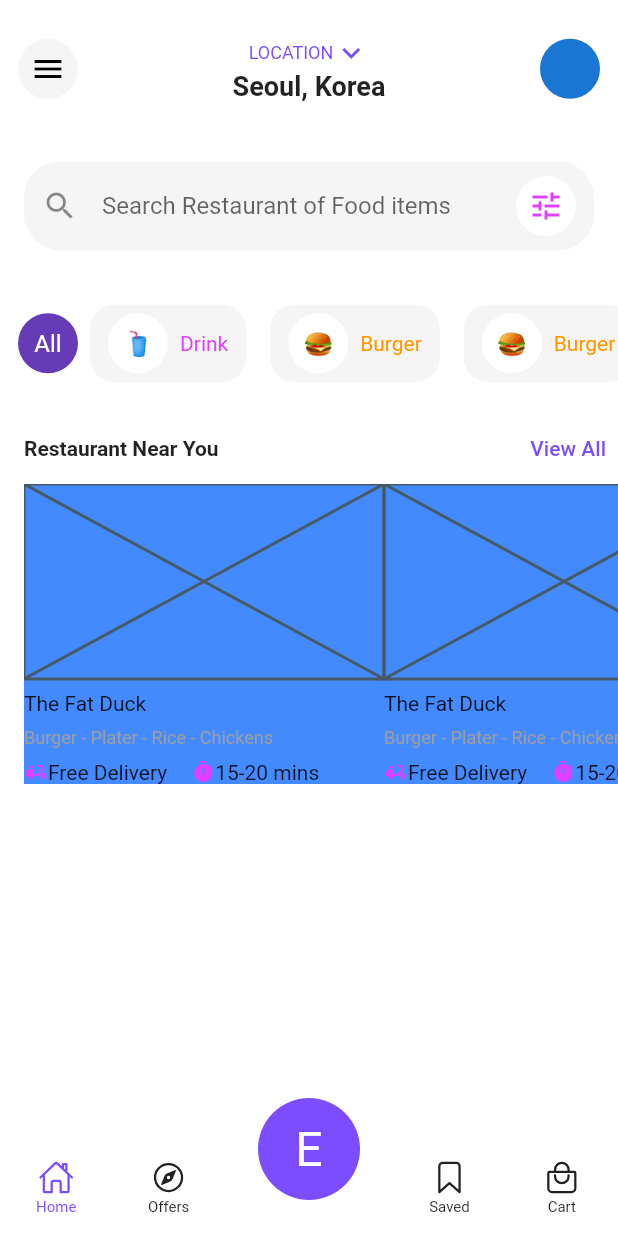
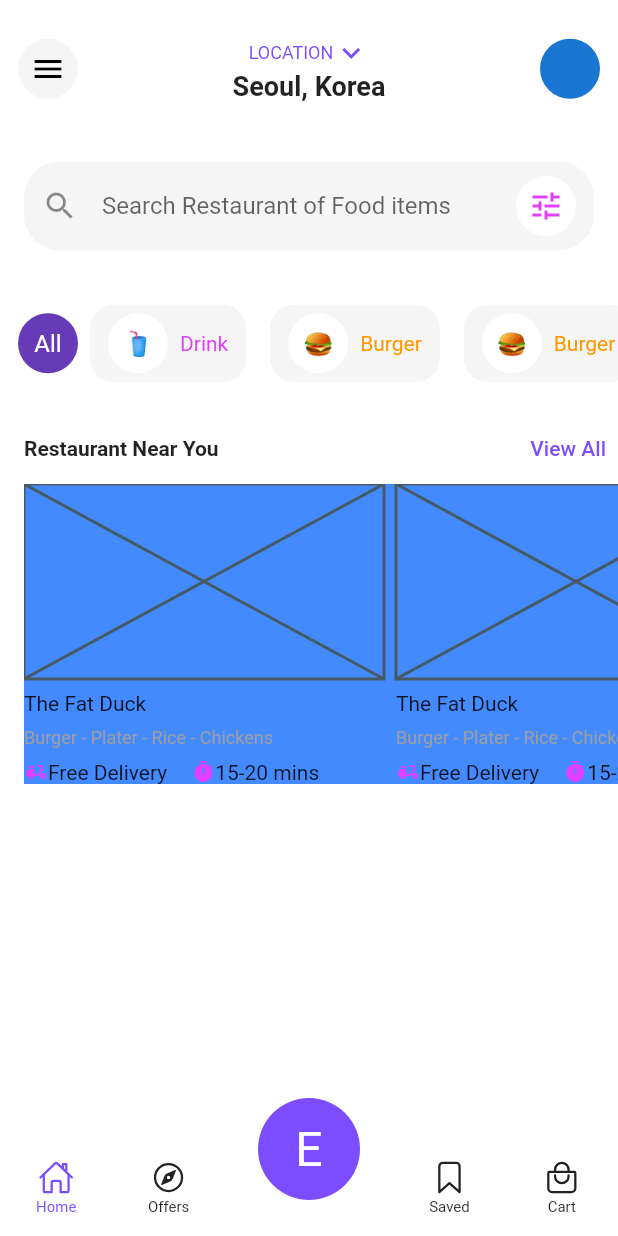
Before and after one commit to JAICHANGPARK/flutter_notebook_18th_story, a Flutter app: the screen it shows after launch, on a phone screen of 412 x 824 dp. Run offline on Flutter 3.47's test engine with Material 2 defaults, Android fonts, the phone set to English and light mode, and no system bars; our stand-ins replace cached_network_image, flutter_riverpod, go_router, ionicons.

Commit message:
Update food_delivery_home_screen.dart

```diff
--- a/lib/ep1054_food_delivery_app/src/ui/food_delivery_home_screen.dart
+++ b/lib/ep1054_food_delivery_app/src/ui/food_delivery_home_screen.dart
@@ -259,54 +259,57 @@ class _FoodDeliveryHomeScreenState extends State<FoodDeliveryHomeScreen> {
                                 child: ListView.builder(
                                   scrollDirection: Axis.horizontal,
                                   itemBuilder: (context, index) {
-                                    return SizedBox(
+                                    return Padding(
+                                      padding: const EdgeInsets.only(right: 8),
+                                      child: SizedBox(
                                         width: 240,
                                         child: Column(crossAxisAlignment: CrossAxisAlignment.start, children: [
                                           const Expanded(
                                             child: Placeholder(),
                                           ),
-                                        SizedBox(
+                                          const SizedBox(
                                             height: 8,
                                           ),
                                           Column(
                                             crossAxisAlignment: CrossAxisAlignment.start,
                                             children: [
-                                            Text("The Fat Duck"),
-                                            SizedBox(
+                                              const Text("The Fat Duck"),
+                                              const SizedBox(
                                                 height: 8,
                                               ),
-                                            Text(
+                                              const Text(
                                                 "Burger - Plater - Rice - Chickens",
                                                 style: TextStyle(
                                                   fontSize: 12,
                                                   color: Colors.grey,
                                                 ),
                                               ),
-                                            SizedBox(
+                                              const SizedBox(
                                                 height: 8,
                                               ),
                                               Row(
                                                 children: [
-                                                Icon(
+                                                  const Icon(
                                                     Icons.delivery_dining,
                                                     color: Colors.purpleAccent,
                                                     size: 16,
                                                   ),
-                                                Text("Free Delivery"),
-                                                SizedBox(
+                                                  const Text("Free Delivery"),
+                                                  const SizedBox(
                                                     width: 16,
                                                   ),
-                                                Icon(
+                                                  const Icon(
                                                     Icons.timer,
                                                     color: Colors.purpleAccent,
                                                     size: 16,
                                                   ),
-                                                Text("15-20 mins"),
+                                                  const Text("15-20 mins"),
                                                 ],
                                               )
                                             ],
                                           )
                                         ]),
+                                      ),
                                     );
                                   },
                                 ),
```
Lines whose indentation alone changed are shown as unchanged.
